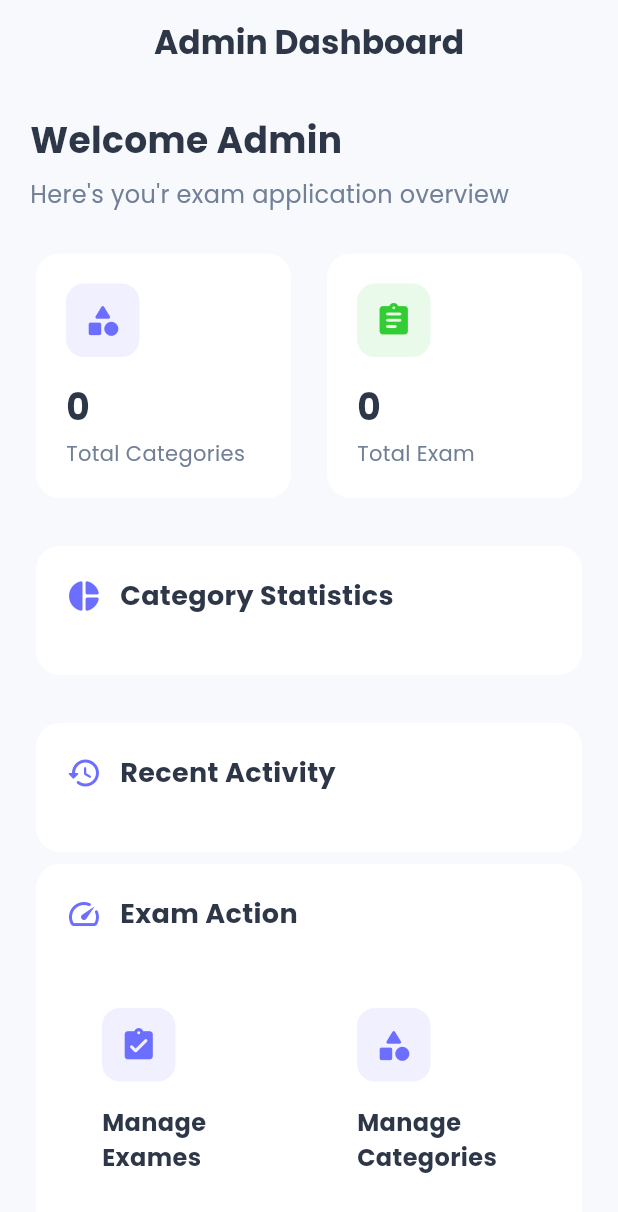
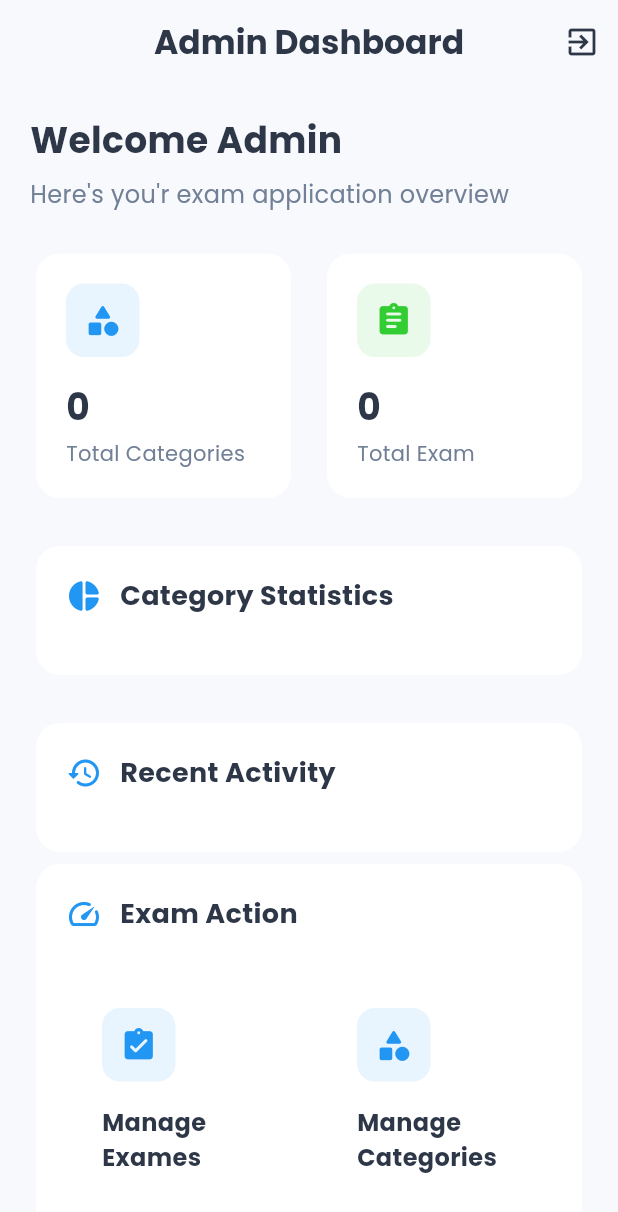
Before and after one commit to yemom/AAiT_School_project_mobileapp_exam_app, a Flutter app: the AdminHomeScreen screen opened directly, on a phone screen of 412 x 824 dp. Shown: the top 1212 px of the screen. Run offline on Flutter 3.47's test engine with Material 3 defaults, Android fonts, the phone set to English and light mode, and no system bars; our stand-ins replace cloud_firestore, firebase_auth, firebase_core, flutter_animate, google_fonts, percent_indicator and 1 more; accounts and stored records are empty; network calls fail.

Commit message:
some finilized change for screen responsiblity

```diff
--- a/lib/main.dart
+++ b/lib/main.dart
@@ -1,6 +1,5 @@
 import 'package:another_exam_app/firebase_options.dart';
 import 'package:another_exam_app/login.dart';
-import 'package:another_exam_app/signup.dart';
 import 'package:another_exam_app/theme/theme.dart';
 import 'package:firebase_core/firebase_core.dart';
 import 'package:flutter/material.dart';
@@ -47,7 +46,7 @@ class MyApp extends StatelessWidget {
       debugShowCheckedModeBanner: false,
       theme: AppTheme.theme,
       title: "Exam App",
-      home: Login(),
+      home: Login(toggleView: () {}),
     );
   }
 }
--- a/lib/theme/theme.dart
+++ b/lib/theme/theme.dart
@@ -2,7 +2,7 @@ import 'package:flutter/material.dart';
 import 'package:google_fonts/google_fonts.dart';
 
 class AppTheme {
-  static const Color primaryColor = Color(0xFF6C6EFF);
+  static const Color primaryColor = Color(0xFF2196F3);
   static const Color secondaryColor = Color(0xFF32CD32);
   static const Color backgroundColor = Color(0xFFF8F9FC);
   static const Color cardColor = Colors.white;
--- a/lib/views/admin/admin_home_screen.dart
+++ b/lib/views/admin/admin_home_screen.dart
@@ -1,7 +1,9 @@
+import 'package:another_exam_app/service/authenticate.dart';
 import 'package:another_exam_app/theme/theme.dart';
 import 'package:another_exam_app/views/admin/manage_categories_screen.dart';
 import 'package:another_exam_app/views/admin/manage_exames_screen.dart';
 import 'package:cloud_firestore/cloud_firestore.dart';
+import 'package:firebase_auth/firebase_auth.dart';
 import 'package:flutter/material.dart';
 
 class AdminHomeScreen extends StatefulWidget {
@@ -146,8 +148,22 @@ class _AdminHomeScreenState extends State<AdminHomeScreen> {
           'Admin Dashboard',
           style: TextStyle(fontWeight: FontWeight.bold),
         ),
-        elevation: 0,
+        elevation: 0.0,
+        actions: [
+          IconButton(
+            icon: Icon(Icons.exit_to_app),
+            color: AppTheme.textPrimaryColor,
+            onPressed: () async {
+              await FirebaseAuth.instance.signOut();
+              Navigator.pushReplacement(
+                context,
+                MaterialPageRoute(builder: (context) => const Authenticate()),
+              );
+            },
+          ),
+        ],
       ),
+
       body: FutureBuilder<Map<String, dynamic>>(
         future: _ftechStatistics(),
         builder: (context, snapshot) {
@@ -217,7 +233,6 @@ class _AdminHomeScreenState extends State<AdminHomeScreen> {
                               Icon(
                                 Icons.pie_chart_rounded,
                                 color: AppTheme.primaryColor,
-                                size: 24,
                               ),
                               SizedBox(width: 12),
                               Text(
@@ -317,7 +332,6 @@ class _AdminHomeScreenState extends State<AdminHomeScreen> {
                               Icon(
                                 Icons.history_rounded,
                                 color: AppTheme.primaryColor,
-                                size: 24,
                               ),
                               SizedBox(width: 12),
                               Text(
@@ -354,7 +368,6 @@ class _AdminHomeScreenState extends State<AdminHomeScreen> {
                                       child: Icon(
                                         Icons.assignment_rounded,
                                         color: AppTheme.primaryColor,
-                                        size: 20,
                                       ),
                                     ),
                                     SizedBox(width: 12),
@@ -401,7 +414,6 @@ class _AdminHomeScreenState extends State<AdminHomeScreen> {
                               Icon(
                                 Icons.speed_rounded,
                                 color: AppTheme.primaryColor,
-                                size: 24,
                               ),
                               SizedBox(width: 12),
                               Text(
@@ -425,8 +437,7 @@ class _AdminHomeScreenState extends State<AdminHomeScreen> {
                             children: [
                               _buildNavigationCard(
                                 'Manage Exames',
-                                Icons
-                                    .assignment_turned_in_rounded, // Corrected icon
+                                Icons.assignment_turned_in_rounded,
                                 () {
                                   Navigator.push(
                                     context,
@@ -441,8 +452,7 @@ class _AdminHomeScreenState extends State<AdminHomeScreen> {
                               ),
                               _buildNavigationCard(
                                 'Manage Categories',
-                                Icons
-                                    .category_rounded, // Using a category icon for managing categories
+                                Icons.category_rounded,
                                 () {
                                   Navigator.push(
                                     context,
--- a/lib/views/user/exam_result_screen.dart
+++ b/lib/views/user/exam_result_screen.dart
@@ -408,7 +408,7 @@ class _ExamResultScreenState extends State<ExamResultScreen> {
                       duration: Duration(milliseconds: 300),
                       delay: Duration(milliseconds: 100 + index),
                     );
-                  }).toList(),
+                  }),
                 ],
               ),
             ),
```
Also changed, not shown: lib/login.dart (+12 -14 lines), lib/service/authenticate.dart (added, +29 -0 lines), lib/signup.dart (+9 -13 lines), lib/views/user/category_screen.dart (+7 -3 lines), lib/views/user/home_screen.dart (+30 -7 lines).
